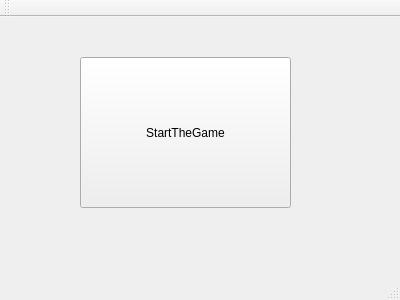
Above: CoridorGraphics/mainwindow.ui from dluschan/Coridor before the change. Below: the same form after it.
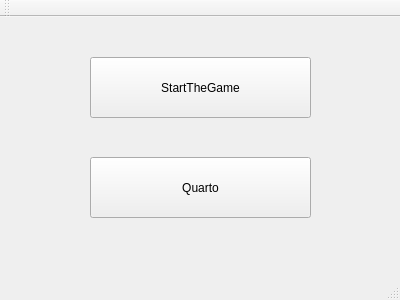
That is the form after the change.

What changed in the file:
```diff
--- a/CoridorGraphics/mainwindow.ui
+++ b/CoridorGraphics/mainwindow.ui
@@ -17,16 +17,29 @@
    <widget class="QPushButton" name="pushButton">
     <property name="geometry">
      <rect>
-      <x>80</x>
+      <x>90</x>
       <y>40</y>
-      <width>211</width>
-      <height>151</height>
+      <width>221</width>
+      <height>61</height>
      </rect>
     </property>
     <property name="text">
      <string>StartTheGame</string>
     </property>
    </widget>
+   <widget class="QPushButton" name="pushButton_2">
+    <property name="geometry">
+     <rect>
+      <x>90</x>
+      <y>140</y>
+      <width>221</width>
+      <height>61</height>
+     </rect>
+    </property>
+    <property name="text">
+     <string>Quarto</string>
+    </property>
+   </widget>
   </widget>
   <widget class="QMenuBar" name="menuBar">
    <property name="geometry">
```
